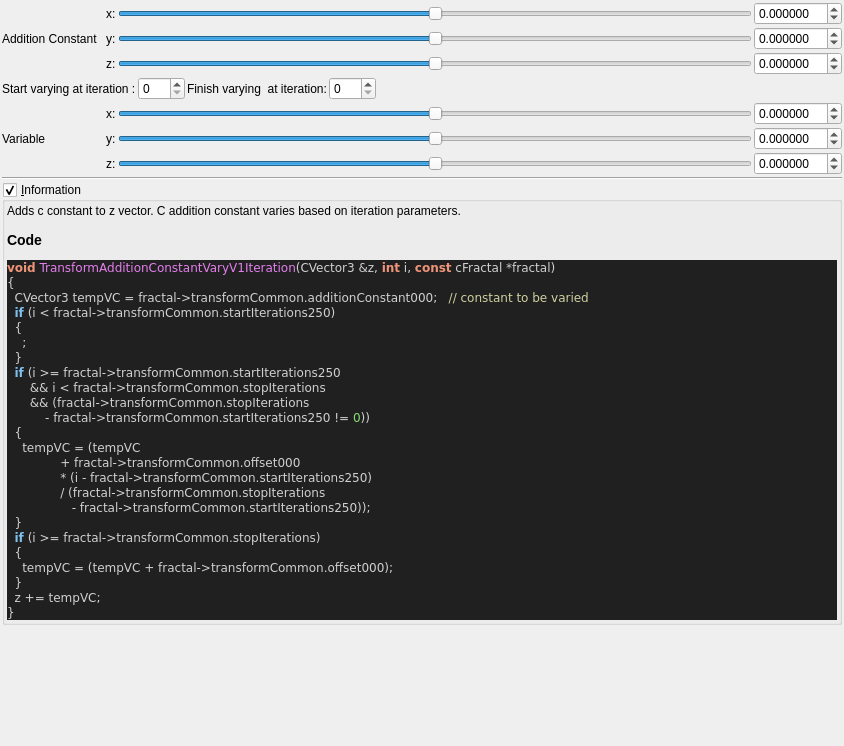
Old version of the form mandelbulber2/qt_data/fractal_transf_addition_constant_varyV1.ui in the repository buddhi1980/mandelbulber2.
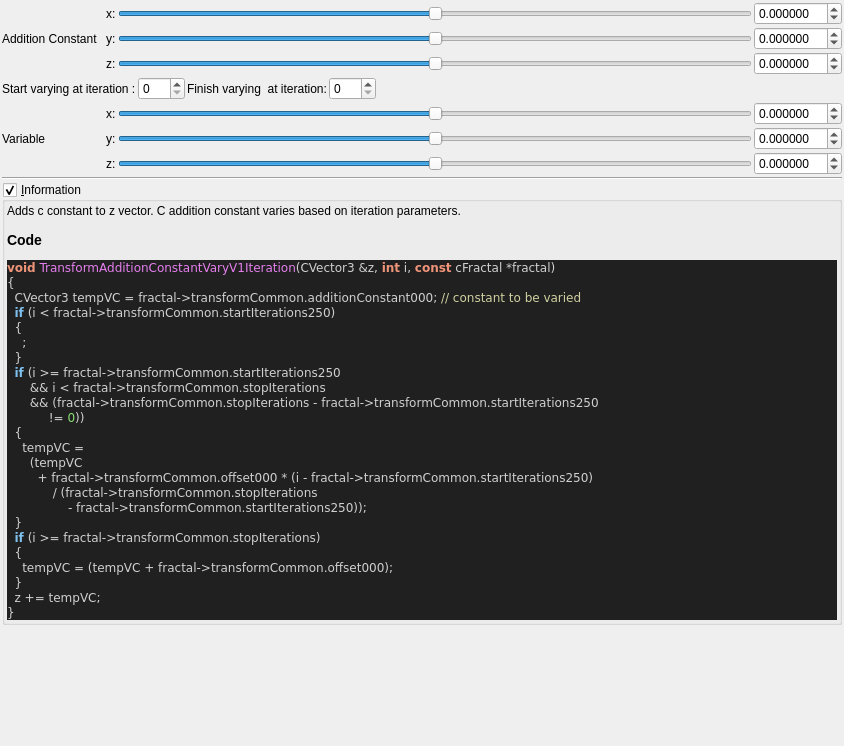
New version of the form. Custom widgets are drawn as their Qt base class.

Commit message:
source code format for fractal_formulas.cpp
- now complete code base is refactored!
- also regenerated ui files with populateUiInformation.php
- codeStyleCheck.php is now fully functional and can be used auto
refactor the code base (may be a little slow)

```diff
--- a/mandelbulber2/qt_data/fractal_transf_addition_constant_varyV1.ui
+++ b/mandelbulber2/qt_data/fractal_transf_addition_constant_varyV1.ui
@@ -492,21 +492,21 @@
 &lt;body style=&quot;background-color:#202020&quot;&gt;
 &lt;pre style=&quot;color:#d0d0d0; background-color:#202020;  font-family:'Courier New',monospace;&quot;&gt;&lt;span style=&quot;color:#f09479; font-weight:bold&quot;&gt;void&lt;/span&gt; &lt;span style=&quot;color:#e47eed&quot;&gt;TransformAdditionConstantVaryV1Iteration&lt;/span&gt;&lt;span style=&quot;color:#d0d0d0&quot;&gt;(&lt;/span&gt;CVector3 &lt;span style=&quot;color:#d0d0d0&quot;&gt;&amp;amp;&lt;/span&gt;z&lt;span style=&quot;color:#d0d0d0&quot;&gt;,&lt;/span&gt; &lt;span style=&quot;color:#f09479; font-weight:bold&quot;&gt;int&lt;/span&gt; i&lt;span style=&quot;color:#d0d0d0&quot;&gt;,&lt;/span&gt; &lt;span style=&quot;color:#f09479; font-weight:bold&quot;&gt;const&lt;/span&gt; cFractal &lt;span style=&quot;color:#d0d0d0&quot;&gt;*&lt;/span&gt;fractal&lt;span style=&quot;color:#d0d0d0&quot;&gt;)&lt;/span&gt;
 &lt;span style=&quot;color:#d0d0d0&quot;&gt;{&lt;/span&gt;
-  CVector3 tempVC &lt;span style=&quot;color:#d0d0d0&quot;&gt;=&lt;/span&gt; fractal&lt;span style=&quot;color:#d0d0d0&quot;&gt;-&amp;gt;&lt;/span&gt;transformCommon&lt;span style=&quot;color:#d0d0d0&quot;&gt;.&lt;/span&gt;additionConstant000&lt;span style=&quot;color:#d0d0d0&quot;&gt;;&lt;/span&gt;   &lt;span style=&quot;color:#d0d0a0&quot;&gt;// constant to be varied&lt;/span&gt;
+  CVector3 tempVC &lt;span style=&quot;color:#d0d0d0&quot;&gt;=&lt;/span&gt; fractal&lt;span style=&quot;color:#d0d0d0&quot;&gt;-&amp;gt;&lt;/span&gt;transformCommon&lt;span style=&quot;color:#d0d0d0&quot;&gt;.&lt;/span&gt;additionConstant000&lt;span style=&quot;color:#d0d0d0&quot;&gt;;&lt;/span&gt; &lt;span style=&quot;color:#d0d0a0&quot;&gt;// constant to be varied&lt;/span&gt;
   &lt;span style=&quot;color:#7ec0ee; font-weight:bold&quot;&gt;if&lt;/span&gt; &lt;span style=&quot;color:#d0d0d0&quot;&gt;(&lt;/span&gt;i &lt;span style=&quot;color:#d0d0d0&quot;&gt;&amp;lt;&lt;/span&gt; fractal&lt;span style=&quot;color:#d0d0d0&quot;&gt;-&amp;gt;&lt;/span&gt;transformCommon&lt;span style=&quot;color:#d0d0d0&quot;&gt;.&lt;/span&gt;startIterations250&lt;span style=&quot;color:#d0d0d0&quot;&gt;)&lt;/span&gt;
   &lt;span style=&quot;color:#d0d0d0&quot;&gt;{&lt;/span&gt;
     &lt;span style=&quot;color:#d0d0d0&quot;&gt;;&lt;/span&gt;
   &lt;span style=&quot;color:#d0d0d0&quot;&gt;}&lt;/span&gt;
   &lt;span style=&quot;color:#7ec0ee; font-weight:bold&quot;&gt;if&lt;/span&gt; &lt;span style=&quot;color:#d0d0d0&quot;&gt;(&lt;/span&gt;i &lt;span style=&quot;color:#d0d0d0&quot;&gt;&amp;gt;=&lt;/span&gt; fractal&lt;span style=&quot;color:#d0d0d0&quot;&gt;-&amp;gt;&lt;/span&gt;transformCommon&lt;span style=&quot;color:#d0d0d0&quot;&gt;.&lt;/span&gt;startIterations250
       &lt;span style=&quot;color:#d0d0d0&quot;&gt;&amp;amp;&amp;amp;&lt;/span&gt; i &lt;span style=&quot;color:#d0d0d0&quot;&gt;&amp;lt;&lt;/span&gt; fractal&lt;span style=&quot;color:#d0d0d0&quot;&gt;-&amp;gt;&lt;/span&gt;transformCommon&lt;span style=&quot;color:#d0d0d0&quot;&gt;.&lt;/span&gt;stopIterations
-      &lt;span style=&quot;color:#d0d0d0&quot;&gt;&amp;amp;&amp;amp; (&lt;/span&gt;fractal&lt;span style=&quot;color:#d0d0d0&quot;&gt;-&amp;gt;&lt;/span&gt;transformCommon&lt;span style=&quot;color:#d0d0d0&quot;&gt;.&lt;/span&gt;stopIterations
-          &lt;span style=&quot;color:#d0d0d0&quot;&gt;-&lt;/span&gt; fractal&lt;span style=&quot;color:#d0d0d0&quot;&gt;-&amp;gt;&lt;/span&gt;transformCommon&lt;span style=&quot;color:#d0d0d0&quot;&gt;.&lt;/span&gt;startIterations250 &lt;span style=&quot;color:#d0d0d0&quot;&gt;!=&lt;/span&gt; &lt;span style=&quot;color:#87df71&quot;&gt;0&lt;/span&gt;&lt;span style=&quot;color:#d0d0d0&quot;&gt;))&lt;/span&gt;
+      &lt;span style=&quot;color:#d0d0d0&quot;&gt;&amp;amp;&amp;amp; (&lt;/span&gt;fractal&lt;span style=&quot;color:#d0d0d0&quot;&gt;-&amp;gt;&lt;/span&gt;transformCommon&lt;span style=&quot;color:#d0d0d0&quot;&gt;.&lt;/span&gt;stopIterations &lt;span style=&quot;color:#d0d0d0&quot;&gt;-&lt;/span&gt; fractal&lt;span style=&quot;color:#d0d0d0&quot;&gt;-&amp;gt;&lt;/span&gt;transformCommon&lt;span style=&quot;color:#d0d0d0&quot;&gt;.&lt;/span&gt;startIterations250
+           &lt;span style=&quot;color:#d0d0d0&quot;&gt;!=&lt;/span&gt; &lt;span style=&quot;color:#87df71&quot;&gt;0&lt;/span&gt;&lt;span style=&quot;color:#d0d0d0&quot;&gt;))&lt;/span&gt;
   &lt;span style=&quot;color:#d0d0d0&quot;&gt;{&lt;/span&gt;
-    tempVC &lt;span style=&quot;color:#d0d0d0&quot;&gt;= (&lt;/span&gt;tempVC
-              &lt;span style=&quot;color:#d0d0d0&quot;&gt;+&lt;/span&gt; fractal&lt;span style=&quot;color:#d0d0d0&quot;&gt;-&amp;gt;&lt;/span&gt;transformCommon&lt;span style=&quot;color:#d0d0d0&quot;&gt;.&lt;/span&gt;offset000
-              &lt;span style=&quot;color:#d0d0d0&quot;&gt;* (&lt;/span&gt;i &lt;span style=&quot;color:#d0d0d0&quot;&gt;-&lt;/span&gt; fractal&lt;span style=&quot;color:#d0d0d0&quot;&gt;-&amp;gt;&lt;/span&gt;transformCommon&lt;span style=&quot;color:#d0d0d0&quot;&gt;.&lt;/span&gt;startIterations250&lt;span style=&quot;color:#d0d0d0&quot;&gt;)&lt;/span&gt;
-              &lt;span style=&quot;color:#d0d0d0&quot;&gt;/ (&lt;/span&gt;fractal&lt;span style=&quot;color:#d0d0d0&quot;&gt;-&amp;gt;&lt;/span&gt;transformCommon&lt;span style=&quot;color:#d0d0d0&quot;&gt;.&lt;/span&gt;stopIterations
-                 &lt;span style=&quot;color:#d0d0d0&quot;&gt;-&lt;/span&gt; fractal&lt;span style=&quot;color:#d0d0d0&quot;&gt;-&amp;gt;&lt;/span&gt;transformCommon&lt;span style=&quot;color:#d0d0d0&quot;&gt;.&lt;/span&gt;startIterations250&lt;span style=&quot;color:#d0d0d0&quot;&gt;));&lt;/span&gt;
+    tempVC &lt;span style=&quot;color:#d0d0d0&quot;&gt;=&lt;/span&gt;
+      &lt;span style=&quot;color:#d0d0d0&quot;&gt;(&lt;/span&gt;tempVC
+        &lt;span style=&quot;color:#d0d0d0&quot;&gt;+&lt;/span&gt; fractal&lt;span style=&quot;color:#d0d0d0&quot;&gt;-&amp;gt;&lt;/span&gt;transformCommon&lt;span style=&quot;color:#d0d0d0&quot;&gt;.&lt;/span&gt;offset000 &lt;span style=&quot;color:#d0d0d0&quot;&gt;* (&lt;/span&gt;i &lt;span style=&quot;color:#d0d0d0&quot;&gt;-&lt;/span&gt; fractal&lt;span style=&quot;color:#d0d0d0&quot;&gt;-&amp;gt;&lt;/span&gt;transformCommon&lt;span style=&quot;color:#d0d0d0&quot;&gt;.&lt;/span&gt;startIterations250&lt;span style=&quot;color:#d0d0d0&quot;&gt;)&lt;/span&gt;
+            &lt;span style=&quot;color:#d0d0d0&quot;&gt;/ (&lt;/span&gt;fractal&lt;span style=&quot;color:#d0d0d0&quot;&gt;-&amp;gt;&lt;/span&gt;transformCommon&lt;span style=&quot;color:#d0d0d0&quot;&gt;.&lt;/span&gt;stopIterations
+                &lt;span style=&quot;color:#d0d0d0&quot;&gt;-&lt;/span&gt; fractal&lt;span style=&quot;color:#d0d0d0&quot;&gt;-&amp;gt;&lt;/span&gt;transformCommon&lt;span style=&quot;color:#d0d0d0&quot;&gt;.&lt;/span&gt;startIterations250&lt;span style=&quot;color:#d0d0d0&quot;&gt;));&lt;/span&gt;
   &lt;span style=&quot;color:#d0d0d0&quot;&gt;}&lt;/span&gt;
   &lt;span style=&quot;color:#7ec0ee; font-weight:bold&quot;&gt;if&lt;/span&gt; &lt;span style=&quot;color:#d0d0d0&quot;&gt;(&lt;/span&gt;i &lt;span style=&quot;color:#d0d0d0&quot;&gt;&amp;gt;=&lt;/span&gt; fractal&lt;span style=&quot;color:#d0d0d0&quot;&gt;-&amp;gt;&lt;/span&gt;transformCommon&lt;span style=&quot;color:#d0d0d0&quot;&gt;.&lt;/span&gt;stopIterations&lt;span style=&quot;color:#d0d0d0&quot;&gt;)&lt;/span&gt;
   &lt;span style=&quot;color:#d0d0d0&quot;&gt;{&lt;/span&gt;
```
The commit also changes 101 other files.
